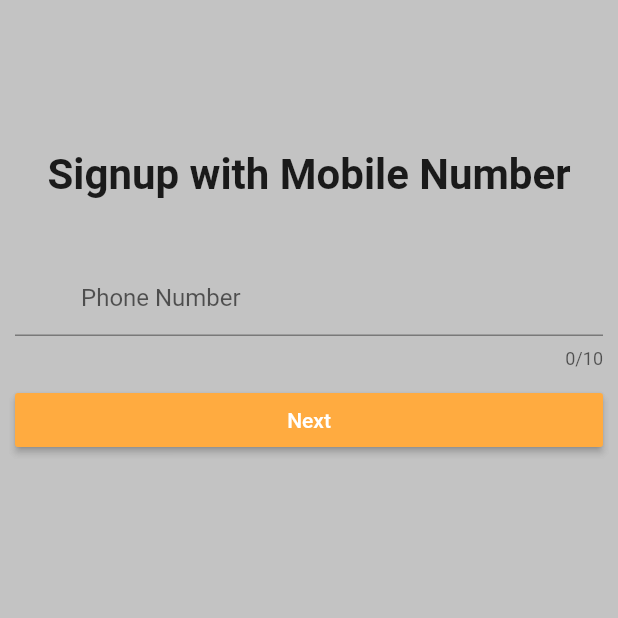
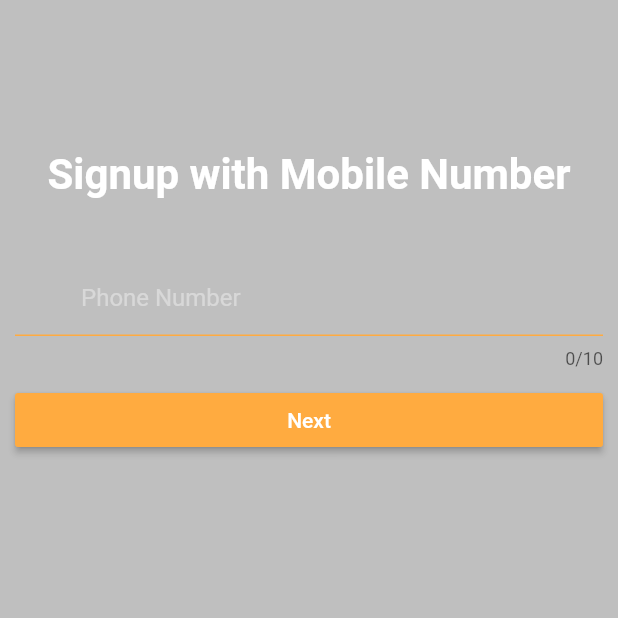
Before and after one commit to M4dj1/hairo, a Flutter app: the screen it shows after launch, after a tap on an icon or button, on a phone screen of 412 x 824 dp, the top half of it. Run offline on Flutter 3.47's test engine with Material 2 defaults, Android fonts, the phone set to English and light mode, and no system bars; our stand-ins replace firebase_auth, firebase_core, firebase_database, pin_code_fields; accounts and stored records are empty; network calls fail.

Commit message:
I've just changed colors here

```diff
--- a/lib/LoginRegScreens/loginpage.dart
+++ b/lib/LoginRegScreens/loginpage.dart
@@ -27,16 +27,23 @@ class _LoginScreenState extends State<LoginScreen> {
                 child: Center(
                   child: Text(
                     'Login Into Application',
-                    style: TextStyle(fontWeight: FontWeight.bold, fontSize: 28),
+                    style: TextStyle(
+                        fontWeight: FontWeight.bold,
+                        fontSize: 28,
+                        color: Colors.white),
                   ),
                 ),
               ),
               Container(
                 margin: EdgeInsets.only(top: 40, right: 10, left: 10),
                 child: TextField(
+                  style: TextStyle(color: Colors.white70),
                   cursorColor: Colors.orangeAccent,
                   decoration: InputDecoration(
                     hintText: 'Phone Number',
+                    hintStyle: TextStyle(color: Colors.white38),
+                    enabledBorder: UnderlineInputBorder(
+                        borderSide: BorderSide(color: Colors.orangeAccent)),
                   ),
                   maxLength: 10,
                   keyboardType: TextInputType.number,
@@ -47,6 +54,7 @@ class _LoginScreenState extends State<LoginScreen> {
                 margin:
                     EdgeInsets.only(top: 40, right: 10, left: 10, bottom: 40),
                 child: TextField(
+                  style: TextStyle(color: Colors.white70),
                   cursorColor: Colors.orangeAccent,
                   keyboardType: TextInputType.text,
                   controller: _passwordcontroller,
@@ -54,6 +62,9 @@ class _LoginScreenState extends State<LoginScreen> {
                   maxLength: 15,
                   decoration: InputDecoration(
                     hintText: 'Password',
+                    hintStyle: TextStyle(color: Colors.white38),
+                    enabledBorder: UnderlineInputBorder(
+                        borderSide: BorderSide(color: Colors.orangeAccent)),
                   ),
                 ),
               ),
@@ -62,6 +73,7 @@ class _LoginScreenState extends State<LoginScreen> {
               margin: EdgeInsets.all(10),
               width: double.infinity,
               child: MaterialButton(
+                height: 50,
                 color: Colors.orangeAccent,
                 onPressed: () {
                   dbRef
@@ -109,7 +121,7 @@ class _LoginScreenState extends State<LoginScreen> {
                 },
                 child: Text(
                   'Don\'t have account? Signup',
-                  style: TextStyle(color: Colors.black),
+                  style: TextStyle(color: Colors.white),
                 ),
               ),
             )
--- a/lib/LoginRegScreens/registration.dart
+++ b/lib/LoginRegScreens/registration.dart
@@ -22,16 +22,23 @@ class _RegistartionState extends State<Registartion> {
                 child: Center(
                   child: Text(
                     'Signup with Mobile Number',
-                    style: TextStyle(fontWeight: FontWeight.bold, fontSize: 28),
+                    style: TextStyle(
+                        fontWeight: FontWeight.bold,
+                        fontSize: 28,
+                        color: Colors.white),
                   ),
                 ),
               ),
               Container(
                 margin: EdgeInsets.only(top: 40, right: 10, left: 10),
                 child: TextField(
+                  style: TextStyle(color: Colors.white60),
                   cursorColor: Colors.orangeAccent,
                   decoration: InputDecoration(
                     hintText: 'Phone Number',
+                    hintStyle: TextStyle(color: Colors.white38),
+                    enabledBorder: UnderlineInputBorder(
+                        borderSide: BorderSide(color: Colors.orangeAccent)),
                     prefix: Padding(
                       padding: EdgeInsets.all(4),
                       child: Text('+213'),
--- a/lib/main.dart
+++ b/lib/main.dart
@@ -18,7 +18,7 @@ class MyApp extends StatelessWidget {
   Widget build(BuildContext context) {
     return MaterialApp(
       title: 'Flutter Demo',
-      theme: new ThemeData(scaffoldBackgroundColor: const Color(0x9D9D9D9D)),
+      theme: new ThemeData(scaffoldBackgroundColor: const Color(0x7D7D7D7D)),
       home: LoginScreen(),
     );
   }
```
